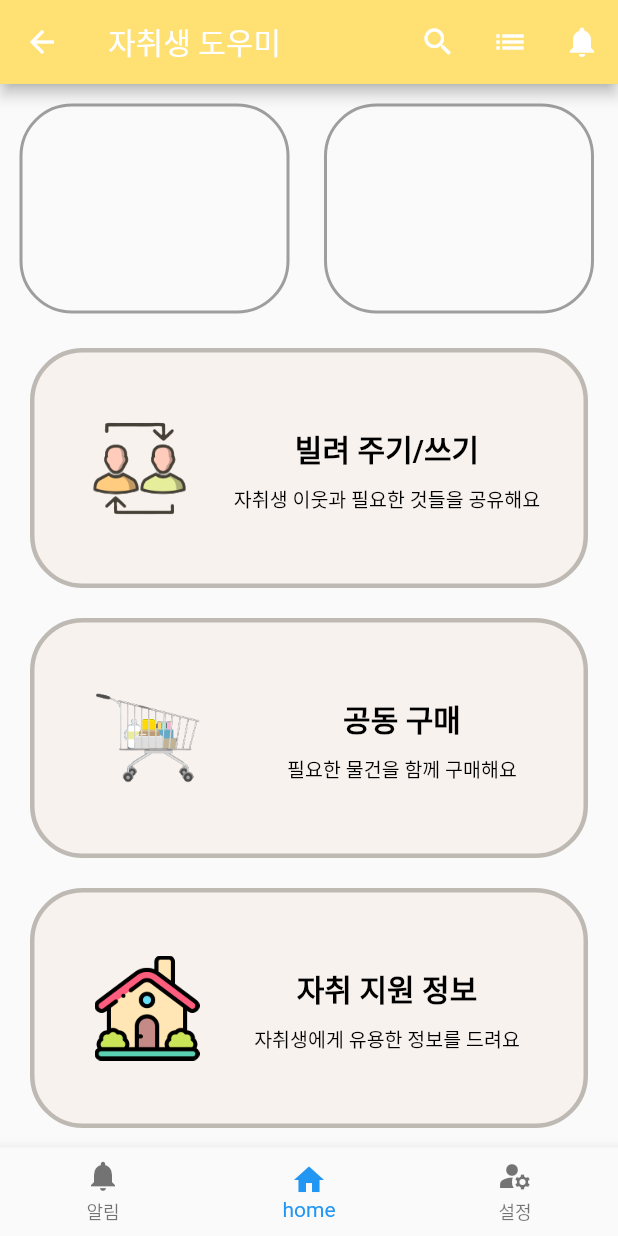
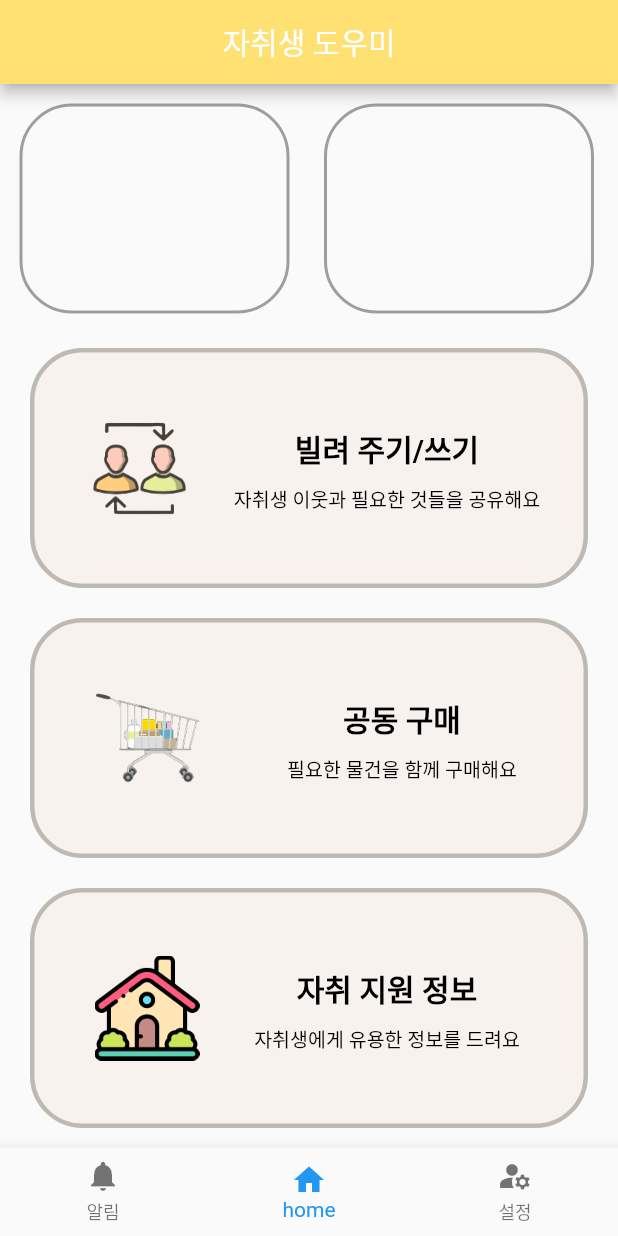
Before and after one commit to leejieun0000/fighting6, a Flutter app: the screen it shows after launch, after a tap on "로그인", on a phone screen of 412 x 824 dp. Run offline on Flutter 3.47's test engine with Material 2 defaults, Android fonts, the phone set to English and light mode, and no system bars; our stand-ins replace image_picker.

Commit message:
appbar theme

```diff
--- a/lib/home.dart
+++ b/lib/home.dart
@@ -10,11 +10,11 @@ class MyHome extends StatefulWidget{
 }
 
 class _MyHomeState extends State<MyHome>{
-  int _bottomSelectedIndex = 1;
+  int _currentTabIndex = 1;
 
   void _tabSelect(int tabIndex){
     setState(() {
-      _bottomSelectedIndex = tabIndex;
+      _currentTabIndex = tabIndex;
     });
   }
 
@@ -31,24 +31,24 @@ class _MyHomeState extends State<MyHome>{
         title: Text(
           '자취생 도우미',
         ),
-        // automaticallyImplyLeading: false,
-        actions: [
-          IconButton(
-            onPressed: (){},
-            icon: Icon(Icons.search),
-          ),
-          IconButton(
-            onPressed: (){},
-            icon: Icon(Icons.list),
-          ),
-          IconButton(
-            onPressed: (){},
-            icon: Icon(Icons.notifications),
-          ),
-        ],
+        automaticallyImplyLeading: false,
+        // actions: [
+        //   IconButton(
+        //     onPressed: (){},
+        //     icon: Icon(Icons.search),
+        //   ),
+        //   IconButton(
+        //     onPressed: (){},
+        //     icon: Icon(Icons.list),
+        //   ),
+        //   IconButton(
+        //     onPressed: (){},
+        //     icon: Icon(Icons.notifications),
+        //   ),
+        // ],
       ),
       body: IndexedStack(
-        index: _bottomSelectedIndex,
+        index: _currentTabIndex,
         children: [
           Container(
             color: Colors.accents[0],
@@ -57,16 +57,13 @@ class _MyHomeState extends State<MyHome>{
           Container(
             color: Colors.white,
           ),
-          Container(
-            color: Colors.accents[10],
-          ),
         ],
       ),
       bottomNavigationBar: BottomNavigationBar(
-        currentIndex: _bottomSelectedIndex,
+        currentIndex: _currentTabIndex,
         onTap: (index){
           setState(() {
-            _bottomSelectedIndex = index;
+            _currentTabIndex = index;
           });
         },
         items: [
--- a/lib/login.dart
+++ b/lib/login.dart
@@ -17,6 +17,7 @@ class MyApp extends StatelessWidget {
       theme: ThemeData(
         appBarTheme: AppBarTheme(
           backgroundColor: Color(0xffFFE072),
+          centerTitle: true,
         )
       ),
       home: LoginWidget(),
--- a/lib/screen/groupPurchase_detail.dart
+++ b/lib/screen/groupPurchase_detail.dart
@@ -1,5 +1,4 @@
 import 'package:flutter/material.dart';
-
 
 void main() {
   runApp(const MyWidget());
--- a/lib/writing.dart
+++ b/lib/writing.dart
@@ -2,22 +2,22 @@ import 'package:flutter/material.dart';
 import 'dart:io';
 import 'package:image_picker/image_picker.dart';
 
-// void main() {
-//   runApp(MyApp());
-// }
-//
-// class MyApp extends StatelessWidget {
-//   const MyApp({Key? key}) : super(key: key);
-//
-//   @override
-//   Widget build(BuildContext context) {
-//     return const MaterialApp(
-//       title: 'writing',
-//       debugShowCheckedModeBanner: false,
-//       home: JoinWidget(),
-//     );
-//   }
-// }
+void main() {
+  runApp(MyApp());
+}
+
+class MyApp extends StatelessWidget {
+  const MyApp({Key? key}) : super(key: key);
+
+  @override
+  Widget build(BuildContext context) {
+    return const MaterialApp(
+      title: 'writing',
+      debugShowCheckedModeBanner: false,
+      home: JoinWidget(),
+    );
+  }
+}
 
 class JoinWidget extends StatefulWidget {
   const JoinWidget({Key? key}) : super(key: key);
```
Also changed, not shown: lib/join.dart (+0 -17 lines).
